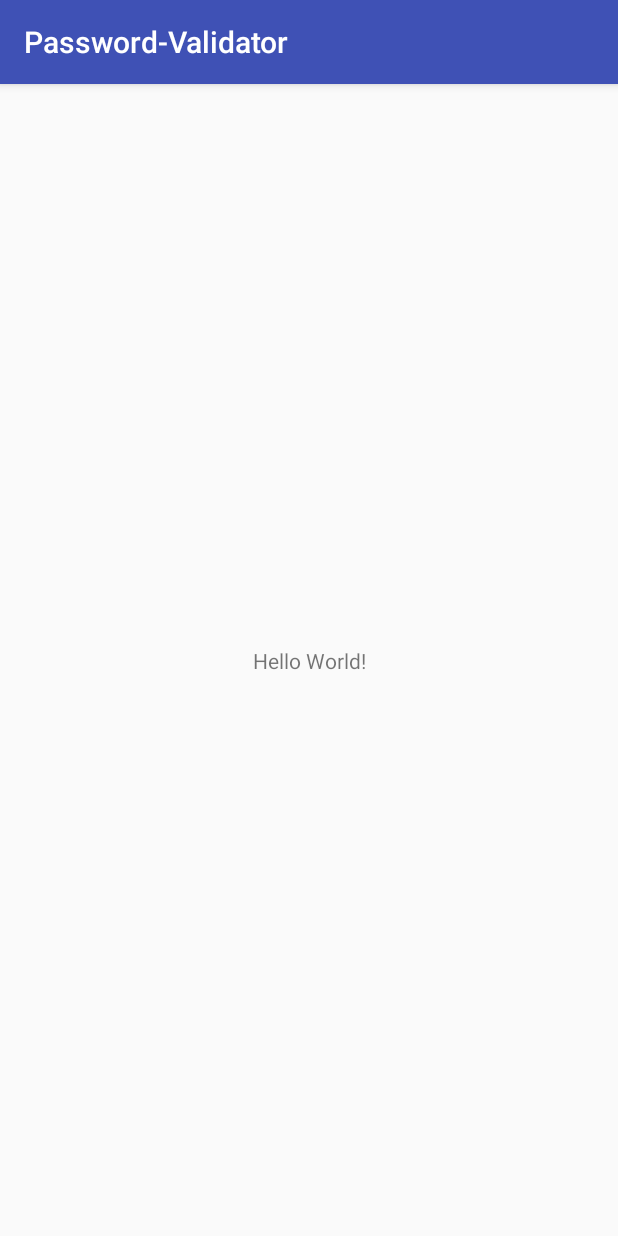
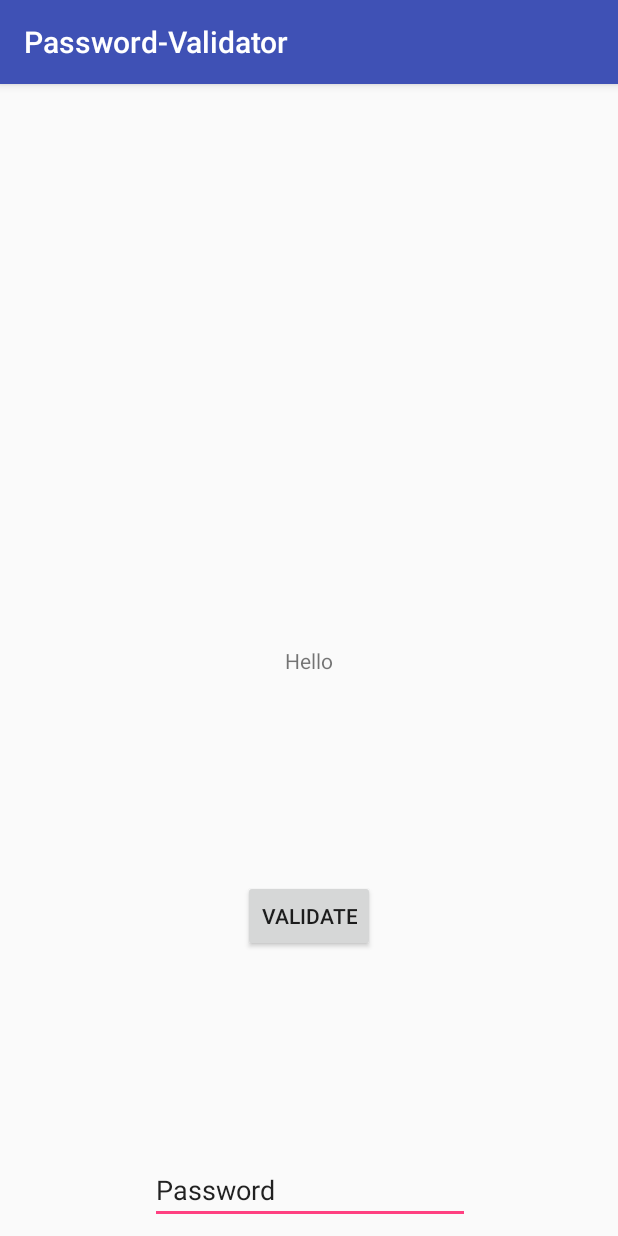
Before and after one commit to samblam/Password-Validator, an Android app: the screen it shows after launch (MainActivity), on a phone screen of 412 x 824 dp. Run offline under Robolectric (Android 15) with nearby library versions, the phone set to English and light mode, and no system bars.

Commit message:
Finishing project

```diff
--- a/app/src/main/java/com/example/sam/password_validator/MainActivity.java
+++ b/app/src/main/java/com/example/sam/password_validator/MainActivity.java
@@ -2,6 +2,10 @@ package com.example.sam.password_validator;
 
 import android.support.v7.app.AppCompatActivity;
 import android.os.Bundle;
+import android.view.View;
+import android.widget.Button;
+import android.widget.EditText;
+import android.widget.TextView;
 
 public class MainActivity extends AppCompatActivity {
 
@@ -9,5 +13,21 @@ public class MainActivity extends AppCompatActivity {
     protected void onCreate(Bundle savedInstanceState) {
         super.onCreate(savedInstanceState);
         setContentView(R.layout.activity_main);
+        final EditText Password = findViewById(R.id.Password);
+        final Button Validate = findViewById(R.id.validation);
+        final TextView evaluation = findViewById(R.id.evaluation);
+        Validate.setOnClickListener(new View.OnClickListener() {
+            @Override
+            public void onClick(View v) {
+                if(Validator.validate(String.valueOf(Password.getText())) == 5){
+
+
+                    evaluation.setText("Password is Strong");}
+                else{
+                    evaluation.setText("Password is Not Strong");
+                }
+            }
+        });
+
     }
 }
--- a/app/src/main/res/layout/activity_main.xml
+++ b/app/src/main/res/layout/activity_main.xml
@@ -7,12 +7,44 @@
     tools:context="com.example.sam.password_validator.MainActivity">
 
     <TextView
+        android:id="@+id/evaluation"
         android:layout_width="wrap_content"
         android:layout_height="wrap_content"
-        android:text="Hello World!"
+        android:text="Hello"
         app:layout_constraintBottom_toBottomOf="parent"
         app:layout_constraintLeft_toLeftOf="parent"
         app:layout_constraintRight_toRightOf="parent"
         app:layout_constraintTop_toTopOf="parent" />
 
+    <EditText
+        android:id="@+id/Password"
+        android:layout_width="wrap_content"
+        android:layout_height="wrap_content"
+        android:layout_marginBottom="8dp"
+        android:layout_marginEnd="8dp"
+        android:layout_marginStart="8dp"
+        android:ems="10"
+        android:inputType="text"
+        android:text="Password"
+        app:layout_constraintBottom_toBottomOf="parent"
+        app:layout_constraintEnd_toEndOf="parent"
+        app:layout_constraintHorizontal_bias="0.502"
+        app:layout_constraintStart_toStartOf="parent"
+        app:layout_constraintTop_toBottomOf="@+id/textView"
+        app:layout_constraintVertical_bias="0.203" />
+
+    <Button
+        android:id="@+id/validation"
+        android:layout_width="wrap_content"
+        android:layout_height="wrap_content"
+        android:layout_marginBottom="8dp"
+        android:layout_marginEnd="8dp"
+        android:layout_marginStart="8dp"
+        android:layout_marginTop="8dp"
+        android:text="Validate"
+        app:layout_constraintBottom_toTopOf="@+id/Password"
+        app:layout_constraintEnd_toEndOf="parent"
+        app:layout_constraintStart_toStartOf="parent"
+        app:layout_constraintTop_toBottomOf="@+id/evaluation" />
+
 </android.support.constraint.ConstraintLayout>
```
